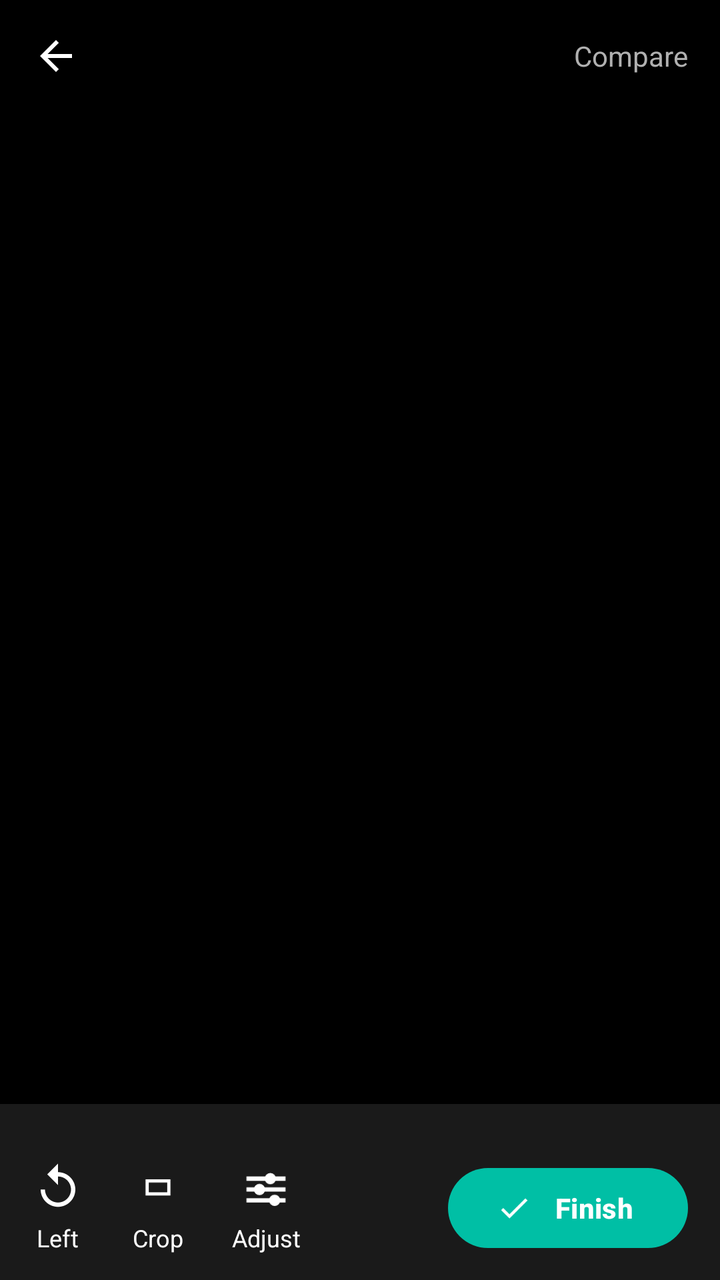
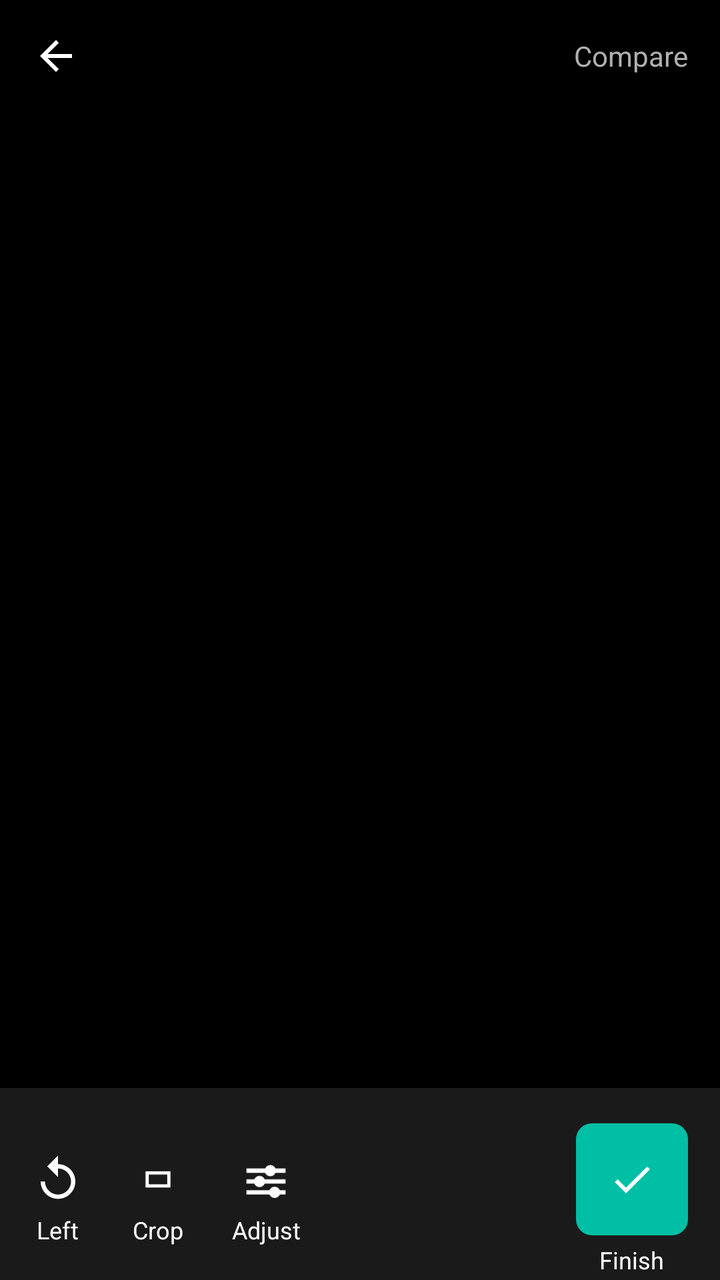

An Android layout rendered at two revisions. The XML below is the earlier revision; the diff shows what the commit changed to produce the second picture.
<!-- AndroidManifest.xml: application theme Theme.Hakunaa -->
<!-- res/layout/activity_enhance.xml -->
<?xml version="1.0" encoding="utf-8"?>
<LinearLayout xmlns:android="http://schemas.android.com/apk/res/android"
    xmlns:app="http://schemas.android.com/apk/res-auto"
    android:layout_width="match_parent"
    android:layout_height="match_parent"
    android:background="#000000"
    android:orientation="vertical">

    
    <LinearLayout
        android:layout_width="match_parent"
        android:layout_height="56dp"
        android:gravity="center_vertical"
        android:orientation="horizontal"
        android:paddingStart="8dp"
        android:paddingEnd="16dp">

        <ImageButton
            android:id="@+id/btnBack"
            android:layout_width="40dp"
            android:layout_height="40dp"
            android:background="@android:color/transparent"
            android:contentDescription="Back"
            android:src="@drawable/ic_arrow_back"
            android:tint="#FFFFFF" />

        <EditText
            android:id="@+id/etDocName"
            android:layout_width="0dp"
            android:layout_height="wrap_content"
            android:layout_marginStart="8dp"
            android:layout_weight="1"
            android:background="@android:color/transparent"
            android:textColor="#FFFFFF"
            android:textSize="18sp" />

        
        <TextView
            android:id="@+id/tvPageIndicator"
            android:layout_width="wrap_content"
            android:layout_height="wrap_content"
            android:layout_marginEnd="12dp"
            android:text=""
            android:textColor="#FFFFFF"
            android:textSize="14sp"
            android:visibility="gone" />

        <TextView
            android:layout_width="wrap_content"
            android:layout_height="wrap_content"
            android:text="Compare"
            android:textColor="#B0B0B0"
            android:textSize="14sp" />
    </LinearLayout>

    
    <ImageView
        android:id="@+id/ivPage"
        android:layout_width="match_parent"
        android:layout_height="0dp"
        android:layout_weight="1"
        android:layout_marginTop="32dp"
        android:scaleType="fitCenter" />

    
    <HorizontalScrollView
        android:layout_width="match_parent"
        android:layout_height="wrap_content"
        android:background="#1A1A1A"
        android:paddingTop="8dp"
        android:paddingBottom="8dp">

        <LinearLayout
            android:id="@+id/filterRow"
            android:layout_width="wrap_content"
            android:layout_height="wrap_content"
            android:orientation="horizontal"
            android:paddingStart="8dp"
            android:paddingEnd="8dp" />
    </HorizontalScrollView>

    
    <LinearLayout
        android:id="@+id/adjustPanel"
        android:layout_width="match_parent"
        android:layout_height="wrap_content"
        android:background="#1A1A1A"
        android:orientation="vertical"
        android:paddingStart="16dp"
        android:paddingEnd="16dp"
        android:paddingTop="4dp"
        android:paddingBottom="8dp"
        android:visibility="gone">

        <LinearLayout
            android:layout_width="match_parent"
            android:layout_height="wrap_content"
            android:gravity="center_vertical"
            android:orientation="horizontal">

            <TextView
                android:layout_width="wrap_content"
                android:layout_height="wrap_content"
                android:text="Adjust"
                android:textColor="#FFFFFF"
                android:textSize="14sp"
                android:textStyle="bold" />

            <View
                android:layout_width="0dp"
                android:layout_height="0dp"
                android:layout_weight="1" />

            <TextView
                android:id="@+id/btnAdjustReset"
                android:layout_width="wrap_content"
                android:layout_height="wrap_content"
                android:padding="8dp"
                android:text="Reset"
                android:textColor="#00BFA5"
                android:textSize="14sp" />

            <TextView
                android:id="@+id/btnAdjustClose"
                android:layout_width="wrap_content"
                android:layout_height="wrap_content"
                android:padding="8dp"
                android:text="✕"
                android:textColor="#B0B0B0"
                android:textSize="14sp" />
        </LinearLayout>

        <LinearLayout
            android:layout_width="match_parent"
            android:layout_height="wrap_content"
            android:gravity="center_vertical"
            android:orientation="horizontal">

            <TextView
                android:layout_width="90dp"
                android:layout_height="wrap_content"
                android:text="Brightness"
                android:textColor="#B0B0B0"
                android:textSize="13sp" />

            <SeekBar
                android:id="@+id/seekBrightness"
                android:layout_width="0dp"
                android:layout_height="wrap_content"
                android:layout_weight="1"
                android:max="200"
                android:progress="100"
                android:progressTint="#00BFA5"
                android:thumbTint="#00BFA5" />

            <TextView
                android:id="@+id/tvBrightnessValue"
                android:layout_width="40dp"
                android:layout_height="wrap_content"
                android:gravity="end"
                android:text="0"
                android:textColor="#FFFFFF"
                android:textSize="13sp" />
        </LinearLayout>

        <LinearLayout
            android:layout_width="match_parent"
            android:layout_height="wrap_content"
            android:gravity="center_vertical"
            android:orientation="horizontal">

            <TextView
                android:layout_width="90dp"
                android:layout_height="wrap_content"
                android:text="Contrast"
                android:textColor="#B0B0B0"
                android:textSize="13sp" />

            <SeekBar
                android:id="@+id/seekContrast"
                android:layout_width="0dp"
                android:layout_height="wrap_content"
                android:layout_weight="1"
                android:max="150"
                android:progress="50"
                android:progressTint="#00BFA5"
                android:thumbTint="#00BFA5" />

            <TextView
                android:id="@+id/tvContrastValue"
                android:layout_width="40dp"
                android:layout_height="wrap_content"
                android:gravity="end"
                android:text="1.00"
                android:textColor="#FFFFFF"
                android:textSize="13sp" />
        </LinearLayout>

        <LinearLayout
            android:layout_width="match_parent"
            android:layout_height="wrap_content"
            android:gravity="center_vertical"
            android:orientation="horizontal">

            <TextView
                android:layout_width="90dp"
                android:layout_height="wrap_content"
                android:text="Sharpness"
                android:textColor="#B0B0B0"
                android:textSize="13sp" />

            <SeekBar
                android:id="@+id/seekSharpness"
                android:layout_width="0dp"
                android:layout_height="wrap_content"
                android:layout_weight="1"
                android:max="100"
                android:progress="40"
                android:progressTint="#00BFA5"
                android:thumbTint="#00BFA5" />

            <TextView
                android:id="@+id/tvSharpnessValue"
                android:layout_width="40dp"
                android:layout_height="wrap_content"
                android:gravity="end"
                android:text="40"
                android:textColor="#FFFFFF"
                android:textSize="13sp" />
        </LinearLayout>
    </LinearLayout>

    
    <LinearLayout
        android:id="@+id/applyAllRow"
        android:layout_width="match_parent"
        android:layout_height="wrap_content"
        android:background="#1A1A1A"
        android:gravity="center_vertical"
        android:orientation="horizontal"
        android:paddingStart="16dp"
        android:paddingEnd="16dp"
        android:paddingTop="4dp"
        android:paddingBottom="8dp"
        android:visibility="gone">

        <CheckBox
            android:id="@+id/cbApplyAll"
            android:layout_width="wrap_content"
            android:layout_height="wrap_content"
            android:button="@drawable/checkbox_apply_all"
            android:text="Apply to all pages"
            android:textColor="#FFFFFF"
            android:textSize="14sp" />

        <TextView
            android:id="@+id/tvApplyAllCount"
            android:layout_width="wrap_content"
            android:layout_height="wrap_content"
            android:layout_marginStart="8dp"
            android:text=""
            android:textColor="#808080"
            android:textSize="13sp" />
    </LinearLayout>

    
    <LinearLayout
        android:layout_width="match_parent"
        android:layout_height="72dp"
        android:background="#1A1A1A"
        android:gravity="center_vertical"
        android:orientation="horizontal"
        android:paddingStart="16dp"
        android:paddingEnd="16dp">

        <LinearLayout
            android:id="@+id/btnRotateLeft"
            android:layout_width="wrap_content"
            android:layout_height="wrap_content"
            android:gravity="center"
            android:orientation="vertical">

            <ImageView
                android:layout_width="26dp"
                android:layout_height="26dp"
                android:src="@drawable/ic_rotate_left"
                android:tint="#FFFFFF" />

            <TextView
                android:layout_width="wrap_content"
                android:layout_height="wrap_content"
                android:layout_marginTop="4dp"
                android:text="Left"
                android:textColor="#FFFFFF"
                android:textSize="12sp" />
        </LinearLayout>

        
        <LinearLayout
            android:id="@+id/btnCrop"
            android:layout_width="wrap_content"
            android:layout_height="wrap_content"
            android:layout_marginStart="24dp"
            android:gravity="center"
            android:orientation="vertical">

            <ImageView
                android:layout_width="26dp"
                android:layout_height="26dp"
                android:src="@drawable/ic_crop"
                android:tint="#FFFFFF" />

            <TextView
                android:layout_width="wrap_content"
                android:layout_height="wrap_content"
                android:layout_marginTop="4dp"
                android:text="Crop"
                android:textColor="#FFFFFF"
                android:textSize="12sp" />
        </LinearLayout>

        
        <LinearLayout
            android:id="@+id/btnAdjust"
            android:layout_width="wrap_content"
            android:layout_height="wrap_content"
            android:layout_marginStart="24dp"
            android:gravity="center"
            android:orientation="vertical">

            <ImageView
                android:id="@+id/ivAdjustIcon"
                android:layout_width="26dp"
                android:layout_height="26dp"
                android:src="@drawable/ic_tune"
                android:tint="#FFFFFF" />

            <TextView
                android:id="@+id/tvAdjustLabel"
                android:layout_width="wrap_content"
                android:layout_height="wrap_content"
                android:layout_marginTop="4dp"
                android:text="Adjust"
                android:textColor="#FFFFFF"
                android:textSize="12sp" />
        </LinearLayout>

        <View
            android:layout_width="0dp"
            android:layout_height="0dp"
            android:layout_weight="1" />

        
        <com.google.android.material.button.MaterialButton
            android:id="@+id/btnSave"
            android:layout_width="wrap_content"
            android:layout_height="48dp"
            android:minWidth="120dp"
            android:text="Finish"
            android:textColor="#FFFFFF"
            android:textStyle="bold"
            app:backgroundTint="#00BFA5"
            app:cornerRadius="24dp"
            app:icon="@drawable/ic_check"
            app:iconTint="#FFFFFF" />
    </LinearLayout>
</LinearLayout>
<!-- resources referenced by this layout -->
<resources>
  <!-- drawable checkbox_apply_all (drawable) -->
  <?xml version="1.0" encoding="utf-8"?>
  <selector xmlns:android="http://schemas.android.com/apk/res/android">
      <item android:state_checked="true" android:drawable="@drawable/checkbox_checked" />
      <item android:drawable="@drawable/checkbox_unchecked" />
  </selector>
  <!-- drawable ic_arrow_back (drawable) -->
  <vector xmlns:android="http://schemas.android.com/apk/res/android"
      android:width="24dp"
      android:height="24dp"
      android:viewportWidth="24"
      android:viewportHeight="24"
      android:tint="#111827">
      <path
          android:fillColor="#FF000000"
          android:pathData="M20,11H7.83l5.59,-5.59L12,4l-8,8 8,8 1.41,-1.41L7.83,13H20v-2z" />
  </vector>
  <!-- drawable ic_check (drawable) -->
  <?xml version="1.0" encoding="utf-8"?>
  <vector xmlns:android="http://schemas.android.com/apk/res/android"
      android:width="24dp"
      android:height="24dp"
      android:viewportWidth="24"
      android:viewportHeight="24">
      <path
          android:fillColor="#FFFFFF"
          android:pathData="M9,16.17L4.83,12l-1.42,1.41L9,19 21,7l-1.41,-1.41z" />
  </vector>
  <!-- drawable ic_rotate_left (drawable) -->
  <?xml version="1.0" encoding="utf-8"?>
  <vector xmlns:android="http://schemas.android.com/apk/res/android"
      android:width="24dp"
      android:height="24dp"
      android:viewportWidth="24"
      android:viewportHeight="24">
      <path
          android:fillColor="#FFFFFF"
          android:pathData="M12,5V1L7,6l5,5V7c3.31,0 6,2.69 6,6s-2.69,6 -6,6 -6,-2.69 -6,-6H4c0,4.42 3.58,8 8,8s8,-3.58 8,-8 -3.58,-8 -8,-8z" />
  </vector>
  <style name="Theme.Hakunaa" parent="Theme.Material3.Light.NoActionBar">
          <item name="colorPrimary">@color/hakunaa_primary</item>
          <item name="colorPrimaryDark">@color/hakunaa_primary_dark</item>
          <item name="colorOnPrimary">@color/hakunaa_on_primary</item>
          <item name="android:windowBackground">@color/hakunaa_background</item>
          <item name="colorSurface">@color/hakunaa_surface</item>
          <item name="android:textColorPrimary">@color/hakunaa_text</item>
          <item name="android:textColorSecondary">@color/hakunaa_text_secondary</item>
      </style>
  <!-- drawable checkbox_unchecked (drawable) -->
  <?xml version="1.0" encoding="utf-8"?>
  <vector xmlns:android="http://schemas.android.com/apk/res/android"
      android:width="24dp"
      android:height="24dp"
      android:viewportWidth="24"
      android:viewportHeight="24">
      <path
          android:fillColor="#00000000"
          android:strokeColor="#FFFFFF"
          android:strokeWidth="2"
          android:pathData="M5,3 h14 a2,2 0 0 1 2,2 v14 a2,2 0 0 1 -2,2 H5 a2,2 0 0 1 -2,-2 V5 a2,2 0 0 1 2,-2 z" />
  </vector>
  <color name="hakunaa_primary">#0B57D0</color>
  <color name="hakunaa_primary_dark">#0842A0</color>
  <color name="hakunaa_on_primary">#FFFFFF</color>
  <color name="hakunaa_background">#F6F7F9</color>
  <color name="hakunaa_surface">#FFFFFF</color>
  <color name="hakunaa_text">#111827</color>
  <color name="hakunaa_text_secondary">#5B6472</color>
  <!-- unchanged entries left out for length: 3 -->
</resources>

<!-- the commit's change to res/layout/activity_enhance.xml (unified diff, before → after) -->
@@ -1,6 +1,5 @@
 <?xml version="1.0" encoding="utf-8"?>
 <LinearLayout xmlns:android="http://schemas.android.com/apk/res/android"
-    xmlns:app="http://schemas.android.com/apk/res-auto"
     android:layout_width="match_parent"
     android:layout_height="match_parent"
     android:background="#000000"
@@ -266,7 +265,7 @@
     
     <LinearLayout
         android:layout_width="match_parent"
-        android:layout_height="72dp"
+        android:layout_height="80dp"
         android:background="#1A1A1A"
         android:gravity="center_vertical"
         android:orientation="horizontal"
@@ -351,17 +350,29 @@
             android:layout_weight="1" />
 
         
-        <com.google.android.material.button.MaterialButton
-            android:id="@+id/btnSave"
-            android:layout_width="wrap_content"
-            android:layout_height="48dp"
-            android:minWidth="120dp"
-            android:text="Finish"
-            android:textColor="#FFFFFF"
-            android:textStyle="bold"
-            app:backgroundTint="#00BFA5"
-            app:cornerRadius="24dp"
-            app:icon="@drawable/ic_check"
-            app:iconTint="#FFFFFF" />
+        <LinearLayout
+            android:layout_width="wrap_content"
+            android:layout_height="wrap_content"
+            android:gravity="center"
+            android:orientation="vertical">
+
+            <ImageButton
+                android:id="@+id/btnSave"
+                android:layout_width="56dp"
+                android:layout_height="56dp"
+                android:background="@drawable/bg_teal_button"
+                android:contentDescription="Save"
+                android:src="@drawable/ic_check"
+                android:tint="#FFFFFF" />
+
+            <TextView
+                android:id="@+id/tvSaveLabel"
+                android:layout_width="wrap_content"
+                android:layout_height="wrap_content"
+                android:layout_marginTop="4dp"
+                android:text="Finish"
+                android:textColor="#FFFFFF"
+                android:textSize="12sp" />
+        </LinearLayout>
     </LinearLayout>
 </LinearLayout>
<!-- resource entries referenced after the edit -->
@@ -1,5 +1,12 @@
 <!-- resources referenced by this layout -->
 <resources>
+  <!-- drawable bg_teal_button (drawable) -->
+  <?xml version="1.0" encoding="utf-8"?>
+  <shape xmlns:android="http://schemas.android.com/apk/res/android"
+      android:shape="rectangle">
+      <corners android:radius="8dp" />
+      <solid android:color="#00BFA5" />
+  </shape>
   <!-- drawable checkbox_apply_all (drawable) -->
   <?xml version="1.0" encoding="utf-8"?>
   <selector xmlns:android="http://schemas.android.com/apk/res/android">
